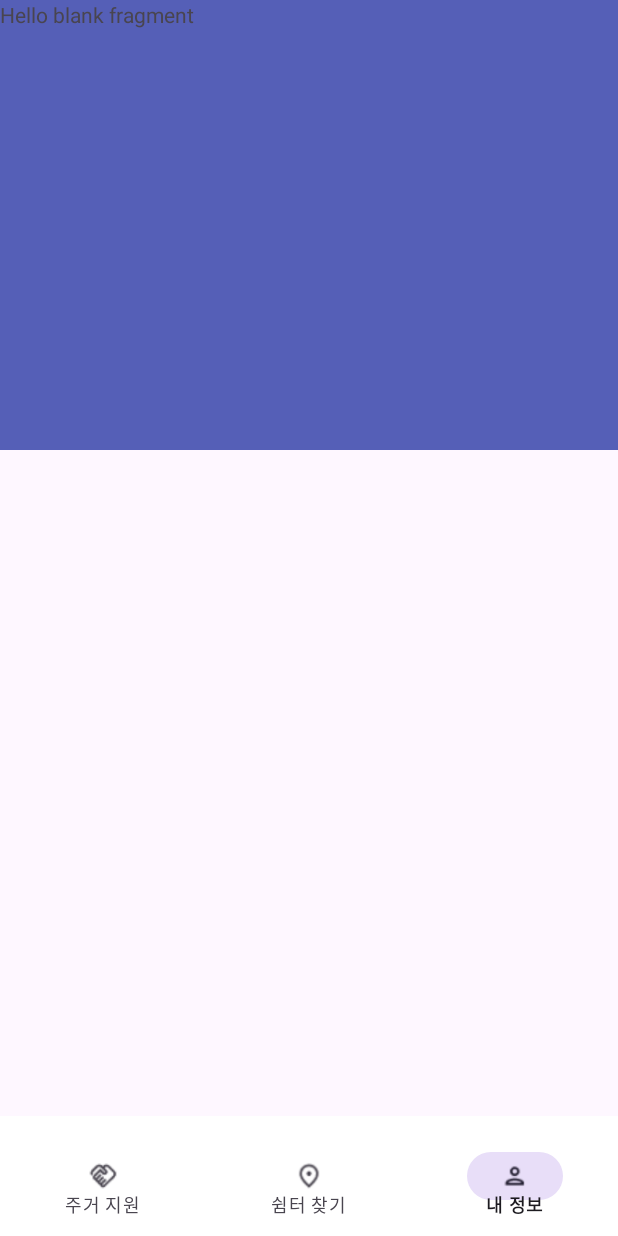
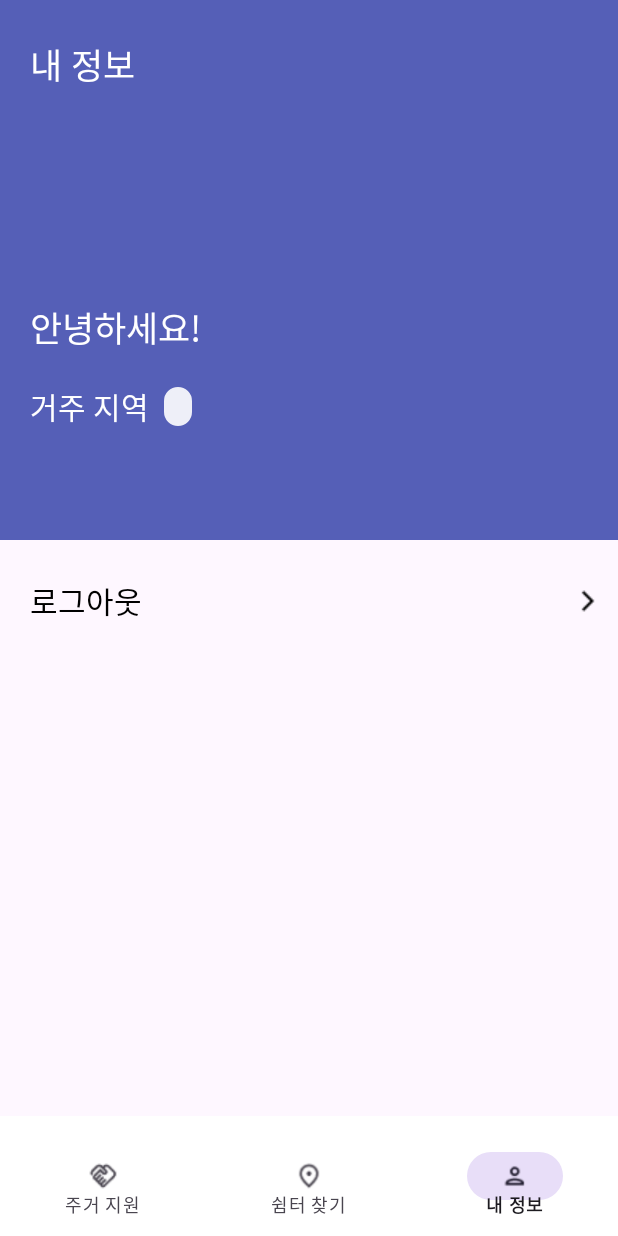
Before and after one commit to yeonjinJoo/Namuthon_M, an Android app: the screen it shows after launch (MainActivity), item 3 of the bottom bar chosen, on a phone screen of 412 x 824 dp. Run offline under Robolectric (Android 15) with nearby library versions, the phone set to English and light mode, and no system bars.

Commit message:
mypage ui 작성

```diff
--- a/Android/app/src/main/res/drawable/baseline_arrow_forward_ios_24.xml
+++ b/Android/app/src/main/res/drawable/baseline_arrow_forward_ios_24.xml
@@ -1,5 +1,5 @@
 <vector android:autoMirrored="true" android:height="24dp"
-    android:tint="#2C2C2C" android:viewportHeight="24"
+    android:tint="#4E4E4E" android:viewportHeight="24"
     android:viewportWidth="24" android:width="24dp" xmlns:android="http://schemas.android.com/apk/res/android">
     <path android:fillColor="@android:color/white" android:pathData="M6.23,20.23l1.77,1.77l10,-10l-10,-10l-1.77,1.77l8.23,8.23z"/>
 </vector>
--- a/Android/app/src/main/res/layout/fragment_mypage.xml
+++ b/Android/app/src/main/res/layout/fragment_mypage.xml
@@ -8,15 +8,97 @@
 
     <!-- TODO: Update blank fragment layout -->
     <View
+        android:id="@+id/mypage_purple"
         android:layout_width="match_parent"
-        android:layout_height="300dp"
+        android:layout_height="360dp"
         app:layout_constraintStart_toStartOf="parent"
         app:layout_constraintTop_toTopOf="parent"
         android:backgroundTint="#555FB7"
         android:background="#000000"/>
     <TextView
-        android:layout_width="match_parent"
-        android:layout_height="match_parent"
-        android:text="@string/hello_blank_fragment" />
+        android:id="@+id/mypage_top"
+        android:layout_width="wrap_content"
+            android:layout_height="wrap_content"
+        android:text="내 정보"
+        android:textColor="@color/white"
+        android:textSize="23sp"
+        app:layout_constraintStart_toStartOf="parent"
+        app:layout_constraintTop_toTopOf="parent"
+        android:layout_marginTop="25dp"
+        android:layout_marginStart="20dp"/>
+
+    <TextView
+        android:id="@+id/mypage_hi"
+        android:layout_width="wrap_content"
+        android:layout_height="wrap_content"
+        android:text="안녕하세요!"
+        android:textSize="23sp"
+        android:textColor="@color/white"
+        app:layout_constraintTop_toBottomOf="@+id/mypage_top"
+        app:layout_constraintStart_toStartOf="parent"
+        android:layout_marginStart="20dp"
+        android:layout_marginTop="140dp" />
+
+    <TextView
+        android:layout_width="wrap_content"
+        android:layout_height="wrap_content"
+        tools:text="민지님"
+        android:textSize="23sp"
+        android:textStyle="bold"
+        android:textColor="@color/white"
+        app:layout_constraintTop_toTopOf="@+id/mypage_hi"
+        app:layout_constraintBottom_toBottomOf="@+id/mypage_hi"
+        app:layout_constraintStart_toEndOf="@+id/mypage_hi"
+        android:layout_marginStart="5dp"/>
+    <TextView
+        android:id="@+id/mypage_where"
+        android:layout_width="wrap_content"
+        android:layout_height="wrap_content"
+        android:text="거주 지역"
+        android:textColor="@color/white"
+        android:textSize="20sp"
+        app:layout_constraintTop_toBottomOf="@+id/mypage_hi"
+        app:layout_constraintStart_toStartOf="parent"
+        android:layout_marginStart="20dp"
+        android:layout_marginTop="20dp"/>
+
+    <TextView
+        android:id="@+id/home_region_button"
+        android:layout_width="wrap_content"
+        android:layout_height="wrap_content"
+        tools:text="서울"
+        android:textSize="14sp"
+        app:layout_constraintTop_toTopOf="@+id/mypage_where"
+        app:layout_constraintBottom_toBottomOf="@+id/mypage_where"
+        app:layout_constraintStart_toEndOf="@+id/mypage_where"
+        android:layout_marginStart="10dp"
+        android:paddingVertical="3.5dp"
+        android:paddingHorizontal="9dp"
+        android:backgroundTint="#EEEFF8"
+        android:background="@drawable/bg_custom_round"
+        android:textColor="#555FB7"/>
+
+    <TextView
+        android:id="@+id/logout"
+        android:layout_width="wrap_content"
+        android:layout_height="wrap_content"
+        android:text="로그아웃"
+        app:layout_constraintTop_toBottomOf="@+id/mypage_purple"
+        app:layout_constraintStart_toStartOf="@+id/mypage_purple"
+        android:textColor="@color/black"
+        android:textSize="20sp"
+        android:layout_marginStart="20dp"
+        android:layout_marginTop="25dp"/>
+
+    <ImageButton
+        android:layout_width="wrap_content"
+        android:layout_height="wrap_content"
+        android:src="@drawable/arrow_forward_ios_mypage"
+        app:layout_constraintBottom_toBottomOf="@+id/logout"
+        app:layout_constraintTop_toTopOf="@+id/logout"
+        app:layout_constraintEnd_toEndOf="parent"
+        android:backgroundTint="#00ff0000" />
+
+
 
 </androidx.constraintlayout.widget.ConstraintLayout>
--- a/Android/app/src/main/res/layout/item_home_recycler1.xml
+++ b/Android/app/src/main/res/layout/item_home_recycler1.xml
@@ -8,7 +8,7 @@
     <ImageView
         android:id="@+id/recycler1_img"
         android:layout_width="200dp"
-        android:layout_height="300dp"
+        android:layout_height="230dp"
         android:scaleType="centerCrop"
         app:layout_constraintStart_toStartOf="parent"
         app:layout_constraintTop_toTopOf="parent"
--- a/Android/app/src/main/res/layout/item_home_recycler2.xml
+++ b/Android/app/src/main/res/layout/item_home_recycler2.xml
@@ -8,7 +8,7 @@
     <ImageView
         android:id="@+id/recycler2_img"
         android:layout_width="65dp"
-        android:layout_height="95dp"
+        android:layout_height="75dp"
         android:scaleType="centerCrop"
         app:layout_constraintStart_toStartOf="parent"
         app:layout_constraintTop_toTopOf="parent"
--- a/Android/app/src/main/res/values/colors.xml
+++ b/Android/app/src/main/res/values/colors.xml
@@ -4,4 +4,5 @@
     <color name="white">#FFFFFFFF</color>
     <color name="location">#FFA8A8A8</color>
     <color name="login">#A8A8A8</color>
+    <color name="main">#555FB7</color>
 </resources>
--- a/Android/app/src/main/res/values/themes.xml
+++ b/Android/app/src/main/res/values/themes.xml
@@ -2,7 +2,7 @@
     <!-- Base application theme. -->
     <style name="Base.Theme.TeamM" parent="Theme.Material3.DayNight.NoActionBar">
         <!-- Customize your light theme here. -->
-        <!-- <item name="colorPrimary">@color/my_light_primary</item> -->
+        <item name="colorPrimary">@color/main</item>
     </style>
 
     <style name="Theme.TeamM" parent="Base.Theme.TeamM" />
```
Also changed, not shown: Android/app/src/main/res/layout/fragment_home2.xml (+8 -8 lines), Android/app/src/main/res/layout/fragment_map2.xml (+61 -0 lines), Android/app/src/main/res/drawable/arrow_forward_ios.png (added), Android/app/src/main/res/drawable/arrow_forward_ios_mypage.png (added).
